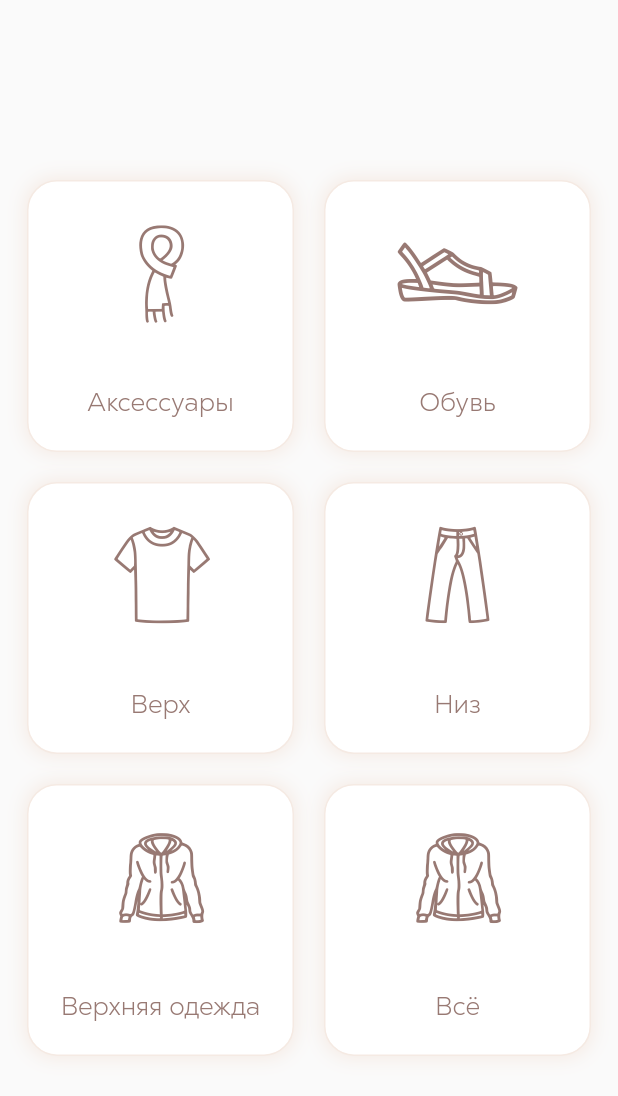
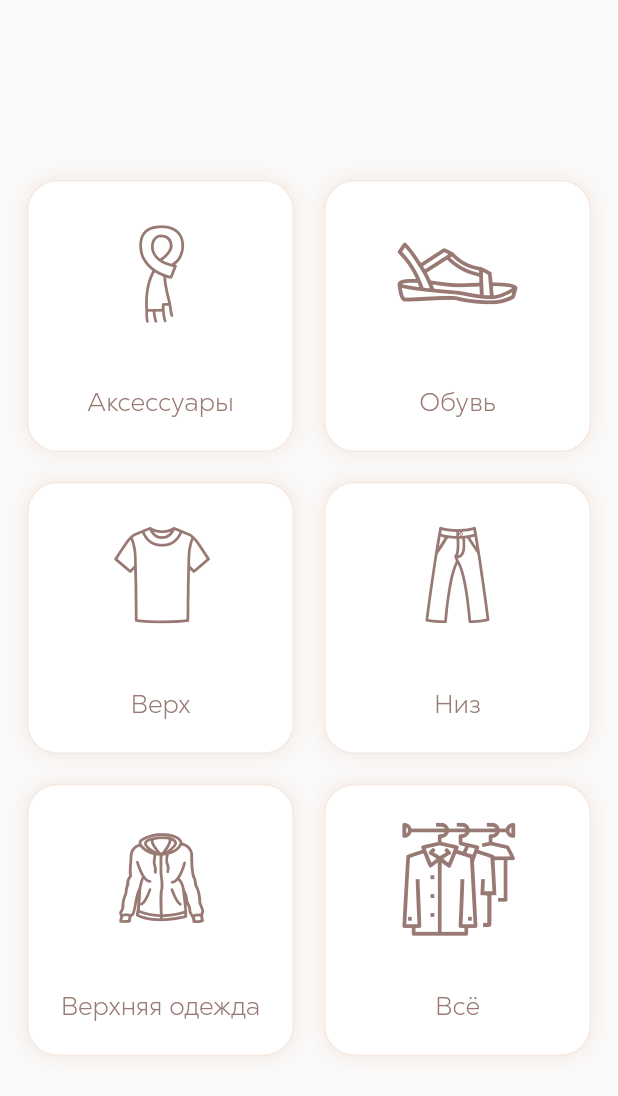
Before and after one commit to Loumber/Clothes, a Flutter app: the WardrobePage widget shown alone on an empty page, opened directly, on a phone screen of 412 x 824 dp. Shown: the top 1096 px of the screen. Run offline on Flutter 3.47's test engine with Material 2 defaults, Android fonts, the phone set to English and light mode, and no system bars; our stand-ins replace bloc, drift, equatable, flutter_bloc, geolocator, image_cropper and 2 more; accounts and stored records are empty; generated files the repository leaves out were written again; project files that could hold a hidden picture were left out.

Commit message:
добавила иконку "всё"

```diff
--- /dev/null
+++ b/lib/icon_all_icons.dart
@@ -0,0 +1,24 @@
+/// Flutter icons Icon_all
+/// Copyright (C) 2023 by original authors @ fluttericon.com, fontello.com
+/// This font was generated by FlutterIcon.com, which is derived from Fontello.
+///
+/// To use this font, place it in your fonts/ directory and include the
+/// following in your pubspec.yaml
+///
+/// flutter:
+///   fonts:
+///    - family:  Icon_all
+///      fonts:
+///       - asset: fonts/Icon_all.ttf
+///
+///
+///
+import 'package:flutter/widgets.dart';
+
+class Icon_all {
+  Icon_all._();
+
+  static const _kFontFam = 'Icon_all';
+
+  static const IconData all_icon = IconData(0xe805, fontFamily: _kFontFam);
+}
--- a/lib/pages/WardrobePage.dart
+++ b/lib/pages/WardrobePage.dart
@@ -6,6 +6,7 @@ import 'package:clothes/clothes_icons.dart';
 
 import '../CustomColors.dart';
 import '../RoutesGenerator.dart';
+import '../icon_all_icons.dart';
 
 
 class WardrobePage extends StatelessWidget {
@@ -37,7 +38,7 @@ class WardrobePage extends StatelessWidget {
               TableRow(
                   children: [
                     Tile(RouteArguments('Верхняя одежда'), Clothes.jacket),
-                    Tile(RouteArguments('Всё'), Clothes.jacket),
+                    Tile(RouteArguments('Всё'), Icon_all.all_icon),
                   ]
               )
             ],
--- a/pubspec.yaml
+++ b/pubspec.yaml
@@ -85,7 +85,9 @@ flutter:
     - family: EvaluationIcons
       fonts:
         - asset: fonts/EvaluationIcons.ttf
-
+    - family: Icon_all
+      fonts:
+        - asset: fonts/Icon_all.ttf
   uses-material-design: true
   assets:
     - assets/
```
Also changed, not shown: fonts/Icon_all.ttf (added).
